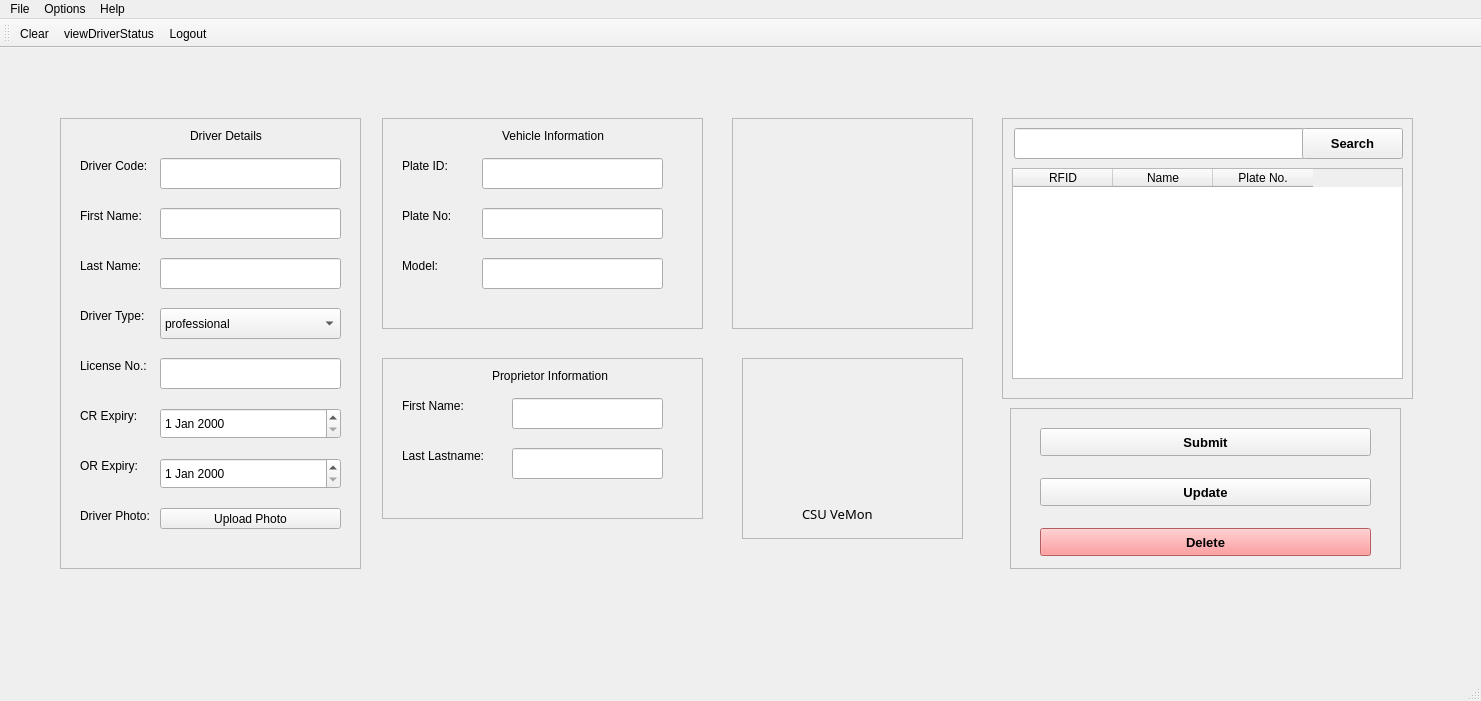
Above: ui/AdminMain.ui from AlienWolfX/CSU-RFID-PYQT6 before the change. Below: the same form after it.
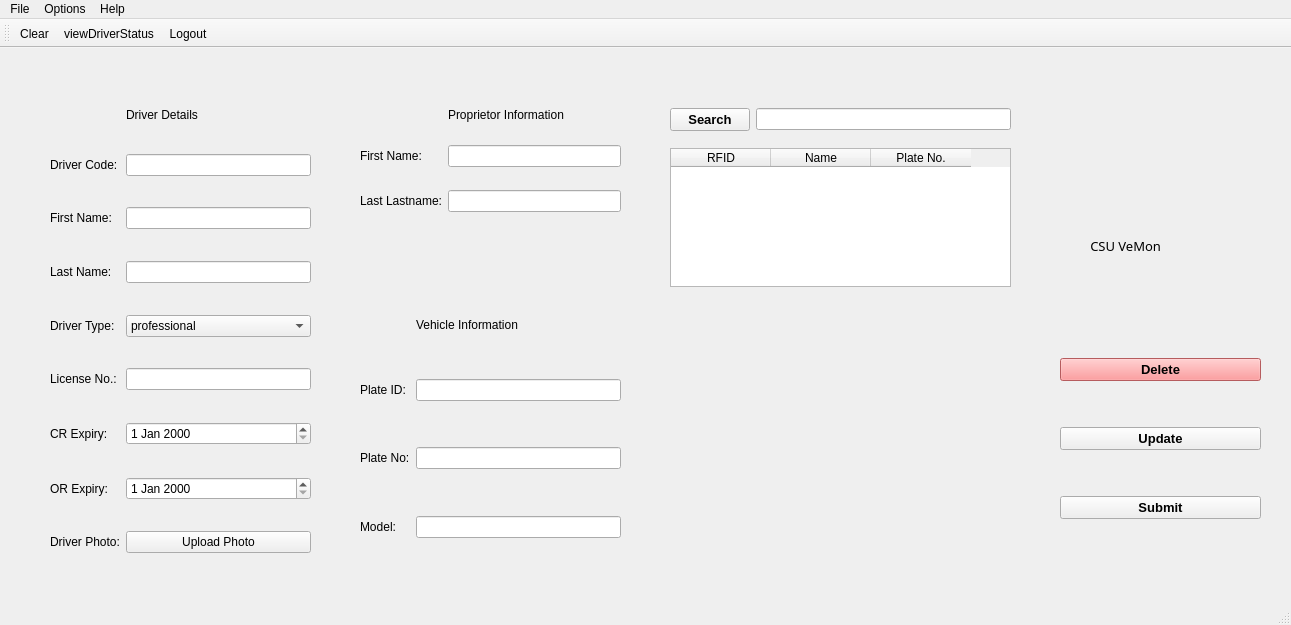
That is the form after the change. Icons and pictures are not drawn.

Commit message: ✨feature: add Logout action to File menu with shortcut and toolbar integration

```diff
--- a/ui/AdminMain.ui
+++ b/ui/AdminMain.ui
@@ -6,8 +6,8 @@
    <rect>
     <x>0</x>
     <y>0</y>
-    <width>1481</width>
-    <height>701</height>
+    <width>1291</width>
+    <height>625</height>
    </rect>
   </property>
   <property name="windowTitle">
@@ -18,688 +18,712 @@
     <normaloff>../images/csuLogo.png</normaloff>../images/csuLogo.png</iconset>
   </property>
   <widget class="QWidget" name="centralwidget">
-   <widget class="QFrame" name="frameCSU">
+   <widget class="QWidget" name="formLayoutWidget">
     <property name="geometry">
      <rect>
-      <x>742</x>
-      <y>310</y>
-      <width>221</width>
+      <x>50</x>
+      <y>60</y>
+      <width>261</width>
+      <height>471</height>
+     </rect>
+    </property>
+    <layout class="QFormLayout" name="formLayout">
+     <item row="1" column="1">
+      <spacer name="verticalSpacer_8">
+       <property name="orientation">
+        <enum>Qt::Vertical</enum>
+       </property>
+       <property name="sizeHint" stdset="0">
+        <size>
+         <width>20</width>
+         <height>40</height>
+        </size>
+       </property>
+      </spacer>
+     </item>
+     <item row="2" column="0">
+      <widget class="QLabel" name="rfidLabel">
+       <property name="text">
+        <string>Driver Code:</string>
+       </property>
+      </widget>
+     </item>
+     <item row="2" column="1">
+      <widget class="QLineEdit" name="driver_codeValue"/>
+     </item>
+     <item row="3" column="1">
+      <spacer name="verticalSpacer">
+       <property name="orientation">
+        <enum>Qt::Vertical</enum>
+       </property>
+       <property name="sizeHint" stdset="0">
+        <size>
+         <width>20</width>
+         <height>40</height>
+        </size>
+       </property>
+      </spacer>
+     </item>
+     <item row="4" column="0">
+      <widget class="QLabel" name="first_nameLabel">
+       <property name="text">
+        <string>First Name:</string>
+       </property>
+      </widget>
+     </item>
+     <item row="4" column="1">
+      <widget class="QLineEdit" name="dfirst_nameValue"/>
+     </item>
+     <item row="5" column="1">
+      <spacer name="verticalSpacer_2">
+       <property name="orientation">
+        <enum>Qt::Vertical</enum>
+       </property>
+       <property name="sizeHint" stdset="0">
+        <size>
+         <width>20</width>
+         <height>40</height>
+        </size>
+       </property>
+      </spacer>
+     </item>
+     <item row="6" column="0">
+      <widget class="QLabel" name="last_nameLabel">
+       <property name="text">
+        <string>Last Name:</string>
+       </property>
+      </widget>
+     </item>
+     <item row="6" column="1">
+      <widget class="QLineEdit" name="dlast_nameValue"/>
+     </item>
+     <item row="7" column="1">
+      <spacer name="verticalSpacer_3">
+       <property name="orientation">
+        <enum>Qt::Vertical</enum>
+       </property>
+       <property name="sizeHint" stdset="0">
+        <size>
+         <width>20</width>
+         <height>40</height>
+        </size>
+       </property>
+      </spacer>
+     </item>
+     <item row="8" column="0">
+      <widget class="QLabel" name="driver_typeLabel">
+       <property name="text">
+        <string>Driver Type:</string>
+       </property>
+      </widget>
+     </item>
+     <item row="8" column="1">
+      <widget class="QComboBox" name="driverTypeComboBox">
+       <item>
+        <property name="text">
+         <string>professional</string>
+        </property>
+       </item>
+       <item>
+        <property name="text">
+         <string>non-professional</string>
+        </property>
+       </item>
+       <item>
+        <property name="text">
+         <string>student</string>
+        </property>
+       </item>
+      </widget>
+     </item>
+     <item row="9" column="1">
+      <spacer name="verticalSpacer_4">
+       <property name="orientation">
+        <enum>Qt::Vertical</enum>
+       </property>
+       <property name="sizeHint" stdset="0">
+        <size>
+         <width>20</width>
+         <height>40</height>
+        </size>
+       </property>
+      </spacer>
+     </item>
+     <item row="10" column="0">
+      <widget class="QLabel" name="licenseLabel">
+       <property name="text">
+        <string>License No.:</string>
+       </property>
+      </widget>
+     </item>
+     <item row="10" column="1">
+      <widget class="QLineEdit" name="license_noValue"/>
+     </item>
+     <item row="11" column="1">
+      <spacer name="verticalSpacer_5">
+       <property name="orientation">
+        <enum>Qt::Vertical</enum>
+       </property>
+       <property name="sizeHint" stdset="0">
+        <size>
+         <width>20</width>
+         <height>40</height>
+        </size>
+       </property>
+      </spacer>
+     </item>
+     <item row="12" column="0">
+      <widget class="QLabel" name="licenseLabel_2">
+       <property name="text">
+        <string>CR Expiry:</string>
+       </property>
+      </widget>
+     </item>
+     <item row="12" column="1">
+      <widget class="QDateEdit" name="crExpiry"/>
+     </item>
+     <item row="13" column="1">
+      <spacer name="verticalSpacer_6">
+       <property name="orientation">
+        <enum>Qt::Vertical</enum>
+       </property>
+       <property name="sizeHint" stdset="0">
+        <size>
+         <width>20</width>
+         <height>40</height>
+        </size>
+       </property>
+      </spacer>
+     </item>
+     <item row="14" column="0">
+      <widget class="QLabel" name="licenseLabel_3">
+       <property name="text">
+        <string>OR Expiry:</string>
+       </property>
+      </widget>
+     </item>
+     <item row="14" column="1">
+      <widget class="QDateEdit" name="orExpiry"/>
+     </item>
+     <item row="15" column="1">
+      <spacer name="verticalSpacer_7">
+       <property name="orientation">
+        <enum>Qt::Vertical</enum>
+       </property>
+       <property name="sizeHint" stdset="0">
+        <size>
+         <width>20</width>
+         <height>40</height>
+        </size>
+       </property>
+      </spacer>
+     </item>
+     <item row="16" column="0">
+      <widget class="QLabel" name="licenseLabel_4">
+       <property name="text">
+        <string>Driver Photo:</string>
+       </property>
+      </widget>
+     </item>
+     <item row="16" column="1">
+      <widget class="QPushButton" name="uploadButton">
+       <property name="text">
+        <string>Upload Photo</string>
+       </property>
+      </widget>
+     </item>
+     <item row="17" column="1">
+      <spacer name="verticalSpacer_9">
+       <property name="orientation">
+        <enum>Qt::Vertical</enum>
+       </property>
+       <property name="sizeHint" stdset="0">
+        <size>
+         <width>20</width>
+         <height>40</height>
+        </size>
+       </property>
+      </spacer>
+     </item>
+     <item row="0" column="1">
+      <widget class="QLabel" name="registerLabel">
+       <property name="text">
+        <string>Driver Details</string>
+       </property>
+      </widget>
+     </item>
+    </layout>
+   </widget>
+   <widget class="QWidget" name="formLayoutWidget_2">
+    <property name="geometry">
+     <rect>
+      <x>360</x>
+      <y>270</y>
+      <width>261</width>
+      <height>261</height>
+     </rect>
+    </property>
+    <layout class="QFormLayout" name="formLayout_2">
+     <item row="0" column="1">
+      <widget class="QLabel" name="registerLabel_2">
+       <property name="text">
+        <string>Vehicle Information</string>
+       </property>
+      </widget>
+     </item>
+     <item row="1" column="1">
+      <spacer name="verticalSpacer_10">
+       <property name="orientation">
+        <enum>Qt::Vertical</enum>
+       </property>
+       <property name="sizeHint" stdset="0">
+        <size>
+         <width>20</width>
+         <height>40</height>
+        </size>
+       </property>
+      </spacer>
+     </item>
+     <item row="2" column="0">
+      <widget class="QLabel" name="rfidLabel_2">
+       <property name="text">
+        <string>Plate ID: </string>
+       </property>
+      </widget>
+     </item>
+     <item row="2" column="1">
+      <widget class="QLineEdit" name="plate_idValue"/>
+     </item>
+     <item row="3" column="1">
+      <spacer name="verticalSpacer_11">
+       <property name="orientation">
+        <enum>Qt::Vertical</enum>
+       </property>
+       <property name="sizeHint" stdset="0">
+        <size>
+         <width>20</width>
+         <height>40</height>
+        </size>
+       </property>
+      </spacer>
+     </item>
+     <item row="4" column="0">
+      <widget class="QLabel" name="first_nameLabel_2">
+       <property name="text">
+        <string>Plate No:</string>
+       </property>
+      </widget>
+     </item>
+     <item row="4" column="1">
+      <widget class="QLineEdit" name="plate_noValue"/>
+     </item>
+     <item row="5" column="1">
+      <spacer name="verticalSpacer_12">
+       <property name="orientation">
+        <enum>Qt::Vertical</enum>
+       </property>
+       <property name="sizeHint" stdset="0">
+        <size>
+         <width>20</width>
+         <height>40</height>
+        </size>
+       </property>
+      </spacer>
+     </item>
+     <item row="6" column="0">
+      <widget class="QLabel" name="last_nameLabel_2">
+       <property name="text">
+        <string>Model:</string>
+       </property>
+      </widget>
+     </item>
+     <item row="6" column="1">
+      <widget class="QLineEdit" name="modelValue"/>
+     </item>
+     <item row="7" column="1">
+      <spacer name="verticalSpacer_13">
+       <property name="orientation">
+        <enum>Qt::Vertical</enum>
+       </property>
+       <property name="sizeHint" stdset="0">
+        <size>
+         <width>20</width>
+         <height>40</height>
+        </size>
+       </property>
+      </spacer>
+     </item>
+    </layout>
+   </widget>
+   <widget class="QWidget" name="formLayoutWidget_3">
+    <property name="geometry">
+     <rect>
+      <x>360</x>
+      <y>60</y>
+      <width>261</width>
+      <height>121</height>
+     </rect>
+    </property>
+    <layout class="QFormLayout" name="formLayout_3">
+     <item row="2" column="0">
+      <widget class="QLabel" name="rfidLabel_3">
+       <property name="text">
+        <string>First Name:</string>
+       </property>
+      </widget>
+     </item>
+     <item row="2" column="1">
+      <widget class="QLineEdit" name="pfirst_nameValue"/>
+     </item>
+     <item row="4" column="0">
+      <widget class="QLabel" name="first_nameLabel_3">
+       <property name="text">
+        <string>Last Lastname:</string>
+       </property>
+      </widget>
+     </item>
+     <item row="4" column="1">
+      <widget class="QLineEdit" name="plast_nameValue"/>
+     </item>
+     <item row="0" column="1">
+      <widget class="QLabel" name="registerLabel_3">
+       <property name="text">
+        <string>Proprietor Information</string>
+       </property>
+      </widget>
+     </item>
+     <item row="1" column="1">
+      <spacer name="verticalSpacer_14">
+       <property name="orientation">
+        <enum>Qt::Vertical</enum>
+       </property>
+       <property name="sizeHint" stdset="0">
+        <size>
+         <width>20</width>
+         <height>40</height>
+        </size>
+       </property>
+      </spacer>
+     </item>
+     <item row="3" column="1">
+      <spacer name="verticalSpacer_15">
+       <property name="orientation">
+        <enum>Qt::Vertical</enum>
+       </property>
+       <property name="sizeHint" stdset="0">
+        <size>
+         <width>20</width>
+         <height>40</height>
+        </size>
+       </property>
+      </spacer>
+     </item>
+     <item row="5" column="1">
+      <spacer name="verticalSpacer_16">
+       <property name="orientation">
+        <enum>Qt::Vertical</enum>
+       </property>
+       <property name="sizeHint" stdset="0">
+        <size>
+         <width>20</width>
+         <height>40</height>
+        </size>
+       </property>
+      </spacer>
+     </item>
+    </layout>
+   </widget>
+   <widget class="QWidget" name="verticalLayoutWidget">
+    <property name="geometry">
+     <rect>
+      <x>670</x>
+      <y>270</y>
+      <width>341</width>
+      <height>261</height>
+     </rect>
+    </property>
+    <layout class="QVBoxLayout" name="verticalLayout_2">
+     <item>
+      <widget class="QLabel" name="userPhoto">
+       <property name="text">
+        <string/>
+       </property>
+       <property name="scaledContents">
+        <bool>true</bool>
+       </property>
+      </widget>
+     </item>
+    </layout>
+   </widget>
+   <widget class="QWidget" name="verticalLayoutWidget_2">
+    <property name="geometry">
+     <rect>
+      <x>1060</x>
+      <y>270</y>
+      <width>201</width>
+      <height>241</height>
+     </rect>
+    </property>
+    <layout class="QVBoxLayout" name="verticalLayout_3">
+     <item>
+      <spacer name="verticalSpacer_22">
+       <property name="orientation">
+        <enum>Qt::Vertical</enum>
+       </property>
+       <property name="sizeHint" stdset="0">
+        <size>
+         <width>20</width>
+         <height>40</height>
+        </size>
+       </property>
+      </spacer>
+     </item>
+     <item>
+      <widget class="QPushButton" name="deleteButton">
+       <property name="font">
+        <font>
+         <pointsize>10</pointsize>
+         <weight>75</weight>
+         <bold>true</bold>
+        </font>
+       </property>
+       <property name="styleSheet">
+        <string notr="true">background-color: #ff8183;</string>
+       </property>
+       <property name="text">
+        <string>Delete</string>
+       </property>
+       <property name="icon">
+        <iconset>
+         <normaloff>../images/delete.svg</normaloff>../images/delete.svg</iconset>
+       </property>
+      </widget>
+     </item>
+     <item>
+      <spacer name="verticalSpacer_19">
+       <property name="orientation">
+        <enum>Qt::Vertical</enum>
+       </property>
+       <property name="sizeHint" stdset="0">
+        <size>
+         <width>20</width>
+         <height>40</height>
+        </size>
+       </property>
+      </spacer>
+     </item>
+     <item>
+      <widget class="QPushButton" name="updateButton">
+       <property name="font">
+        <font>
+         <pointsize>10</pointsize>
+         <weight>75</weight>
+         <bold>true</bold>
+        </font>
+       </property>
+       <property name="styleSheet">
+        <string notr="true"/>
+       </property>
+       <property name="text">
+        <string>Update</string>
+       </property>
+       <property name="icon">
+        <iconset>
+         <normaloff>../images/update.svg</normaloff>../images/update.svg</iconset>
+       </property>
+      </widget>
+     </item>
+     <item>
+      <spacer name="verticalSpacer_20">
+       <property name="orientation">
+        <enum>Qt::Vertical</enum>
+       </property>
+       <property name="sizeHint" stdset="0">
+        <size>
+         <width>20</width>
+         <height>40</height>
+        </size>
+       </property>
+      </spacer>
+     </item>
+     <item>
+      <widget class="QPushButton" name="submitButton">
+       <property name="font">
+        <font>
+         <pointsize>10</pointsize>
+         <weight>75</weight>
+         <bold>true</bold>
+        </font>
+       </property>
+       <property name="styleSheet">
+        <string notr="true"/>
+       </property>
+       <property name="text">
+        <string>Submit</string>
+       </property>
+       <property name="icon">
+        <iconset>
+         <normaloff>../images/submit.svg</normaloff>../images/submit.svg</iconset>
+       </property>
+      </widget>
+     </item>
+     <item>
+      <spacer name="verticalSpacer_21">
+       <property name="orientation">
+        <enum>Qt::Vertical</enum>
+       </property>
+       <property name="sizeHint" stdset="0">
+        <size>
+         <width>20</width>
+         <height>40</height>
+        </size>
+       </property>
+      </spacer>
+     </item>
+    </layout>
+   </widget>
+   <widget class="QWidget" name="formLayoutWidget_4">
+    <property name="geometry">
+     <rect>
+      <x>670</x>
+      <y>60</y>
+      <width>341</width>
+      <height>41</height>
+     </rect>
+    </property>
+    <layout class="QFormLayout" name="formLayout_5">
+     <item row="1" column="1">
+      <widget class="QLineEdit" name="searchValue"/>
+     </item>
+     <item row="1" column="0">
+      <widget class="QPushButton" name="searchButton">
+       <property name="font">
+        <font>
+         <pointsize>10</pointsize>
+         <weight>75</weight>
+         <bold>true</bold>
+        </font>
+       </property>
+       <property name="styleSheet">
+        <string notr="true"/>
+       </property>
+       <property name="text">
+        <string>Search</string>
+       </property>
+       <property name="icon">
+        <iconset>
+         <normaloff>../images/search.svg</normaloff>../images/search.svg</iconset>
+       </property>
+      </widget>
+     </item>
+     <item row="2" column="1">
+      <spacer name="verticalSpacer_17">
+       <property name="orientation">
+        <enum>Qt::Vertical</enum>
+       </property>
+       <property name="sizeHint" stdset="0">
+        <size>
+         <width>20</width>
+         <height>40</height>
+        </size>
+       </property>
+      </spacer>
+     </item>
+     <item row="2" column="0">
+      <spacer name="verticalSpacer_18">
+       <property name="orientation">
+        <enum>Qt::Vertical</enum>
+       </property>
+       <property name="sizeHint" stdset="0">
+        <size>
+         <width>20</width>
+         <height>40</height>
+        </size>
+       </property>
+      </spacer>
+     </item>
+    </layout>
+   </widget>
+   <widget class="QTableWidget" name="detailsTable">
+    <property name="geometry">
+     <rect>
+      <x>670</x>
+      <y>100</y>
+      <width>341</width>
+      <height>139</height>
+     </rect>
+    </property>
+    <property name="editTriggers">
+     <set>QAbstractItemView::NoEditTriggers</set>
+    </property>
+    <column>
+     <property name="text">
+      <string>RFID</string>
+     </property>
+    </column>
+    <column>
+     <property name="text">
+      <string>Name</string>
+     </property>
+    </column>
+    <column>
+     <property name="text">
+      <string>Plate No.</string>
+     </property>
+    </column>
+   </widget>
+   <widget class="QWidget" name="verticalLayoutWidget_3">
+    <property name="geometry">
+     <rect>
+      <x>1070</x>
+      <y>60</y>
+      <width>142</width>
       <height>181</height>
      </rect>
     </property>
-    <property name="frameShape">
-     <enum>QFrame::StyledPanel</enum>
-    </property>
-    <property name="frameShadow">
-     <enum>QFrame::Raised</enum>
-    </property>
-    <widget class="QLabel" name="csuLabel">
-     <property name="geometry">
-      <rect>
-       <x>60</x>
-       <y>140</y>
-       <width>101</width>
-       <height>31</height>
-      </rect>
-     </property>
-     <property name="font">
-      <font>
-       <family>MS Reference Sans Serif</family>
-       <pointsize>10</pointsize>
-      </font>
-     </property>
-     <property name="text">
-      <string>CSU VeMon</string>
-     </property>
-    </widget>
-    <widget class="QLabel" name="csuLogo">
-     <property name="geometry">
-      <rect>
-       <x>50</x>
-       <y>20</y>
-       <width>121</width>
-       <height>121</height>
-      </rect>
-     </property>
-     <property name="lineWidth">
-      <number>0</number>
-     </property>
-     <property name="text">
-      <string/>
-     </property>
-     <property name="pixmap">
-      <pixmap>../images/csuLogo.png</pixmap>
-     </property>
-     <property name="scaledContents">
-      <bool>true</bool>
-     </property>
-    </widget>
-   </widget>
-   <widget class="QFrame" name="frameInfo">
-    <property name="enabled">
-     <bool>true</bool>
-    </property>
-    <property name="geometry">
-     <rect>
-      <x>60</x>
-      <y>70</y>
-      <width>301</width>
-      <height>451</height>
-     </rect>
-    </property>
-    <property name="frameShape">
-     <enum>QFrame::StyledPanel</enum>
-    </property>
-    <property name="frameShadow">
-     <enum>QFrame::Raised</enum>
-    </property>
-    <widget class="QLabel" name="first_nameLabel">
-     <property name="geometry">
-      <rect>
-       <x>20</x>
-       <y>90</y>
-       <width>71</width>
-       <height>16</height>
-      </rect>
-     </property>
-     <property name="text">
-      <string>First Name:</string>
-     </property>
-    </widget>
-    <widget class="QLabel" name="rfidLabel">
-     <property name="geometry">
-      <rect>
-       <x>20</x>
-       <y>40</y>
-       <width>71</width>
-       <height>16</height>
-      </rect>
-     </property>
-     <property name="text">
-      <string>Driver Code:</string>
-     </property>
-    </widget>
-    <widget class="QLineEdit" name="dfirst_nameValue">
-     <property name="geometry">
-      <rect>
-       <x>100</x>
-       <y>90</y>
-       <width>181</width>
-       <height>31</height>
-      </rect>
-     </property>
-    </widget>
-    <widget class="QLineEdit" name="driver_codeValue">
-     <property name="geometry">
-      <rect>
-       <x>100</x>
-       <y>40</y>
-       <width>181</width>
-       <height>31</height>
-      </rect>
-     </property>
-    </widget>
-    <widget class="QLabel" name="registerLabel">
-     <property name="geometry">
-      <rect>
-       <x>130</x>
-       <y>10</y>
-       <width>81</width>
-       <height>16</height>
-      </rect>
-     </property>
-     <property name="text">
-      <string>Driver Details</string>
-     </property>
-    </widget>
-    <widget class="QLineEdit" name="dlast_nameValue">
-     <property name="geometry">
-      <rect>
-       <x>100</x>
-       <y>140</y>
-       <width>181</width>
-       <height>31</height>
-      </rect>
-     </property>
-    </widget>
-    <widget class="QLabel" name="last_nameLabel">
-     <property name="geometry">
-      <rect>
-       <x>20</x>
-       <y>140</y>
-       <width>71</width>
-       <height>16</height>
-      </rect>
-     </property>
-     <property name="text">
-      <string>Last Name:</string>
-     </property>
-    </widget>
-    <widget class="QLabel" name="driver_typeLabel">
-     <property name="geometry">
-      <rect>
-       <x>20</x>
-       <y>190</y>
-       <width>71</width>
-       <height>16</height>
-      </rect>
-     </property>
-     <property name="text">
-      <string>Driver Type:</string>
-     </property>
-    </widget>
-    <widget class="QLabel" name="licenseLabel">
-     <property name="geometry">
-      <rect>
-       <x>20</x>
-       <y>240</y>
-       <width>71</width>
-       <height>16</height>
-      </rect>
-     </property>
-     <property name="text">
-      <string>License No.:</string>
-     </property>
-    </widget>
-    <widget class="QLineEdit" name="license_noValue">
-     <property name="geometry">
-      <rect>
-       <x>100</x>
-       <y>240</y>
-       <width>181</width>
-       <height>31</height>
-      </rect>
-     </property>
-    </widget>
-    <widget class="QDateEdit" name="crExpiry">
-     <property name="geometry">
-      <rect>
-       <x>100</x>
-       <y>290</y>
-       <width>181</width>
-       <height>31</height>
-      </rect>
-     </property>
-    </widget>
-    <widget class="QLabel" name="licenseLabel_2">
-     <property name="geometry">
-      <rect>
-       <x>20</x>
-       <y>290</y>
-       <width>71</width>
-       <height>16</height>
-      </rect>
-     </property>
-     <property name="text">
-      <string>CR Expiry:</string>
-     </property>
-    </widget>
-    <widget class="QLabel" name="licenseLabel_3">
-     <property name="geometry">
-      <rect>
-       <x>20</x>
-       <y>340</y>
-       <width>71</width>
-       <height>16</height>
-      </rect>
-     </property>
-     <property name="text">
-      <string>OR Expiry:</string>
-     </property>
-    </widget>
-    <widget class="QDateEdit" name="orExpiry">
-     <property name="geometry">
-      <rect>
-       <x>100</x>
-       <y>340</y>
-       <width>181</width>
-       <height>31</height>
-      </rect>
-     </property>
-    </widget>
-    <widget class="QLabel" name="licenseLabel_4">
-     <property name="geometry">
-      <rect>
-       <x>20</x>
-       <y>390</y>
-       <width>81</width>
-       <height>16</height>
-      </rect>
-     </property>
-     <property name="text">
-      <string>Driver Photo:</string>
-     </property>
-    </widget>
-    <widget class="QPushButton" name="uploadButton">
-     <property name="geometry">
-      <rect>
-       <x>100</x>
-       <y>390</y>
-       <width>181</width>
-       <height>21</height>
-      </rect>
-     </property>
-     <property name="text">
-      <string>Upload Photo</string>
-     </property>
-    </widget>
-    <widget class="QComboBox" name="driverTypeComboBox">
-     <property name="geometry">
-      <rect>
-       <x>100</x>
-       <y>190</y>
-       <width>181</width>
-       <height>31</height>
-      </rect>
-     </property>
+    <layout class="QVBoxLayout" name="verticalLayout_4">
      <item>
-      <property name="text">
-       <string>professional</string>
-      </property>
+      <widget class="QLabel" name="csuLogo">
+       <property name="sizePolicy">
+        <sizepolicy hsizetype="Preferred" vsizetype="Preferred">
+         <horstretch>0</horstretch>
+         <verstretch>0</verstretch>
+        </sizepolicy>
+       </property>
+       <property name="maximumSize">
+        <size>
+         <width>140</width>
+         <height>130</height>
+        </size>
+       </property>
+       <property name="lineWidth">
+        <number>0</number>
+       </property>
+       <property name="text">
+        <string/>
+       </property>
+       <property name="pixmap">
+        <pixmap>../images/csuLogo.png</pixmap>
+       </property>
+       <property name="scaledContents">
+        <bool>true</bool>
+       </property>
+      </widget>
      </item>
      <item>
-      <property name="text">
-       <string>non-professional</string>
-      </property>
+      <widget class="QLabel" name="csuLabel">
+       <property name="font">
+        <font>
+         <family>MS Reference Sans Serif</family>
+         <pointsize>10</pointsize>
+        </font>
+       </property>
+       <property name="text">
+        <string>      CSU VeMon</string>
+       </property>
+      </widget>
      </item>
-     <item>
-      <property name="text">
-       <string>student</string>
-      </property>
-     </item>
-    </widget>
-   </widget>
-   <widget class="QFrame" name="frame">
-    <property name="geometry">
-     <rect>
-      <x>1002</x>
-      <y>70</y>
-      <width>411</width>
-      <height>281</height>
-     </rect>
-    </property>
-    <property name="frameShape">
-     <enum>QFrame::StyledPanel</enum>
-    </property>
-    <property name="frameShadow">
-     <enum>QFrame::Raised</enum>
-    </property>
-    <widget class="QLineEdit" name="searchValue">
-     <property name="geometry">
-      <rect>
-       <x>12</x>
-       <y>10</y>
-       <width>291</width>
-       <height>31</height>
-      </rect>
-     </property>
-    </widget>
-    <widget class="QTableWidget" name="detailsTable">
-     <property name="geometry">
-      <rect>
-       <x>10</x>
-       <y>50</y>
-       <width>391</width>
-       <height>211</height>
-      </rect>
-     </property>
-     <property name="editTriggers">
-      <set>QAbstractItemView::NoEditTriggers</set>
-     </property>
-     <column>
-      <property name="text">
-       <string>RFID</string>
-      </property>
-     </column>
-     <column>
-      <property name="text">
-       <string>Name</string>
-      </property>
-     </column>
-     <column>
-      <property name="text">
-       <string>Plate No.</string>
-      </property>
-     </column>
-    </widget>
-    <widget class="QPushButton" name="searchButton">
-     <property name="geometry">
-      <rect>
-       <x>300</x>
-       <y>10</y>
-       <width>101</width>
-       <height>31</height>
-      </rect>
-     </property>
-     <property name="font">
-      <font>
-       <pointsize>10</pointsize>
-       <weight>75</weight>
-       <bold>true</bold>
-      </font>
-     </property>
-     <property name="styleSheet">
-      <string notr="true"/>
-     </property>
-     <property name="text">
-      <string>Search</string>
-     </property>
-     <property name="icon">
-      <iconset>
-       <normaloff>../images/search.svg</normaloff>../images/search.svg</iconset>
-     </property>
-    </widget>
-   </widget>
-   <widget class="QFrame" name="frameInfo_2">
-    <property name="enabled">
-     <bool>true</bool>
-    </property>
-    <property name="geometry">
-     <rect>
-      <x>382</x>
-      <y>70</y>
-      <width>321</width>
-      <height>211</height>
-     </rect>
-    </property>
-    <property name="frameShape">
-     <enum>QFrame::StyledPanel</enum>
-    </property>
-    <property name="frameShadow">
-     <enum>QFrame::Raised</enum>
-    </property>
-    <widget class="QLabel" name="first_nameLabel_2">
-     <property name="geometry">
-      <rect>
-       <x>20</x>
-       <y>90</y>
-       <width>81</width>
-       <height>16</height>
-      </rect>
-     </property>
-     <property name="text">
-      <string>Plate No:</string>
-     </property>
-    </widget>
-    <widget class="QLabel" name="rfidLabel_2">
-     <property name="geometry">
-      <rect>
-       <x>20</x>
-       <y>40</y>
-       <width>71</width>
-       <height>16</height>
-      </rect>
-     </property>
-     <property name="text">
-      <string>Plate ID: </string>
-     </property>
-    </widget>
-    <widget class="QLineEdit" name="plate_noValue">
-     <property name="geometry">
-      <rect>
-       <x>100</x>
-       <y>90</y>
-       <width>181</width>
-       <height>31</height>
-      </rect>
-     </property>
-    </widget>
-    <widget class="QLineEdit" name="plate_idValue">
-     <property name="geometry">
-      <rect>
-       <x>100</x>
-       <y>40</y>
-       <width>181</width>
-       <height>31</height>
-      </rect>
-     </property>
-    </widget>
-    <widget class="QLabel" name="registerLabel_2">
-     <property name="geometry">
-      <rect>
-       <x>120</x>
-       <y>10</y>
-       <width>111</width>
-       <height>16</height>
-      </rect>
-     </property>
-     <property name="text">
-      <string>Vehicle Information</string>
-     </property>
-    </widget>
-    <widget class="QLineEdit" name="modelValue">
-     <property name="geometry">
-      <rect>
-       <x>100</x>
-       <y>140</y>
-       <width>181</width>
-       <height>31</height>
-      </rect>
-     </property>
-    </widget>
-    <widget class="QLabel" name="last_nameLabel_2">
-     <property name="geometry">
-      <rect>
-       <x>20</x>
-       <y>140</y>
-       <width>71</width>
-       <height>16</height>
-      </rect>
-     </property>
-     <property name="text">
-      <string>Model:</string>
-     </property>
-    </widget>
-   </widget>
-   <widget class="QFrame" name="frameInfo_3">
-    <property name="enabled">
-     <bool>true</bool>
-    </property>
-    <property name="geometry">
-     <rect>
-      <x>382</x>
-      <y>310</y>
-      <width>321</width>
-      <height>161</height>
-     </rect>
-    </property>
-    <property name="frameShape">
-     <enum>QFrame::StyledPanel</enum>
-    </property>
-    <property name="frameShadow">
-     <enum>QFrame::Raised</enum>
-    </property>
-    <widget class="QLabel" name="first_nameLabel_3">
-     <property name="geometry">
-      <rect>
-       <x>20</x>
-       <y>90</y>
-       <width>131</width>
-       <height>16</height>
-      </rect>
-     </property>
-     <property name="text">
-      <string>Last Lastname:</string>
-     </property>
-    </widget>
-    <widget class="QLabel" name="rfidLabel_3">
-     <property name="geometry">
-      <rect>
-       <x>20</x>
-       <y>40</y>
-       <width>101</width>
-       <height>16</height>
-      </rect>
-     </property>
-     <property name="text">
-      <string>First Name:</string>
-     </property>
-    </widget>
-    <widget class="QLineEdit" name="plast_nameValue">
-     <property name="geometry">
-      <rect>
-       <x>130</x>
-       <y>90</y>
-       <width>151</width>
-       <height>31</height>
-      </rect>
-     </property>
-    </widget>
-    <widget class="QLineEdit" name="pfirst_nameValue">
-     <property name="geometry">
-      <rect>
-       <x>130</x>
-       <y>40</y>
-       <width>151</width>
-       <height>31</height>
-      </rect>
-     </property>
-    </widget>
-    <widget class="QLabel" name="registerLabel_3">
-     <property name="geometry">
-      <rect>
-       <x>110</x>
-       <y>10</y>
-       <width>131</width>
-       <height>16</height>
-      </rect>
-     </property>
-     <property name="text">
-      <string>Proprietor Information</string>
-     </property>
-    </widget>
-   </widget>
-   <widget class="QFrame" name="framePicture">
-    <property name="geometry">
-     <rect>
-      <x>732</x>
-      <y>70</y>
-      <width>241</width>
-      <height>211</height>
-     </rect>
-    </property>
-    <property name="frameShape">
-     <enum>QFrame::StyledPanel</enum>
-    </property>
-    <property name="frameShadow">
-     <enum>QFrame::Raised</enum>
-    </property>
-    <widget class="QLabel" name="userPhoto">
-     <property name="geometry">
-      <rect>
-       <x>20</x>
-       <y>20</y>
-       <width>201</width>
-       <height>171</height>
-      </rect>
-     </property>
-     <property name="text">
-      <string/>
-     </property>
-     <property name="scaledContents">
-      <bool>true</bool>
-     </property>
-    </widget>
-   </widget>
-   <widget class="QFrame" name="functions">
-    <property name="geometry">
-     <rect>
-      <x>1010</x>
-      <y>360</y>
-      <width>391</width>
-      <height>161</height>
-     </rect>
-    </property>
-    <property name="styleSheet">
-     <string notr="true"/>
-    </property>
-    <property name="frameShape">
-     <enum>QFrame::StyledPanel</enum>
-    </property>
-    <property name="frameShadow">
-     <enum>QFrame::Raised</enum>
-    </property>
-    <widget class="QPushButton" name="submitButton">
-     <property name="geometry">
-      <rect>
-       <x>30</x>
-       <y>20</y>
-       <width>331</width>
-       <height>28</height>
-      </rect>
-     </property>
-     <property name="font">
-      <font>
-       <pointsize>10</pointsize>
-       <weight>75</weight>
-       <bold>true</bold>
-      </font>
-     </property>
-     <property name="styleSheet">
-      <string notr="true"/>
-     </property>
-     <property name="text">
-      <string>Submit</string>
-     </property>
-     <property name="icon">
-      <iconset>
-       <normaloff>../images/submit.svg</normaloff>../images/submit.svg</iconset>
-     </property>
-    </widget>
-    <widget class="QPushButton" name="updateButton">
-     <property name="geometry">
-      <rect>
-       <x>30</x>
-       <y>70</y>
-       <width>331</width>
-       <height>28</height>
-      </rect>
-     </property>
-     <property name="font">
-      <font>
-       <pointsize>10</pointsize>
-       <weight>75</weight>
-       <bold>true</bold>
-      </font>
-     </property>
-     <property name="styleSheet">
-      <string notr="true"/>
-     </property>
-     <property name="text">
-      <string>Update</string>
-     </property>
-     <property name="icon">
-      <iconset>
-       <normaloff>../images/update.svg</normaloff>../images/update.svg</iconset>
-     </property>
-    </widget>
-    <widget class="QPushButton" name="deleteButton">
-     <property name="geometry">
-      <rect>
-       <x>30</x>
-       <y>120</y>
-       <width>331</width>
-       <height>28</height>
-      </rect>
-     </property>
-     <property name="font">
-      <font>
-       <pointsize>10</pointsize>
-       <weight>75</weight>
-       <bold>true</bold>
-      </font>
-     </property>
-     <property name="styleSheet">
-      <string notr="true">background-color: #ff8183;</string>
-     </property>
-     <property name="text">
-      <string>Delete</string>
-     </property>
-     <property name="icon">
-      <iconset>
-       <normaloff>../images/delete.svg</normaloff>../images/delete.svg</iconset>
-     </property>
-    </widget>
+    </layout>
    </widget>
   </widget>
   <widget class="QMenuBar" name="menubar">
@@ -707,7 +731,7 @@
     <rect>
      <x>0</x>
      <y>0</y>
-     <width>1481</width>
+     <width>1291</width>
      <height>21</height>
     </rect>
    </property>
```
The commit also changes 4 other files.
